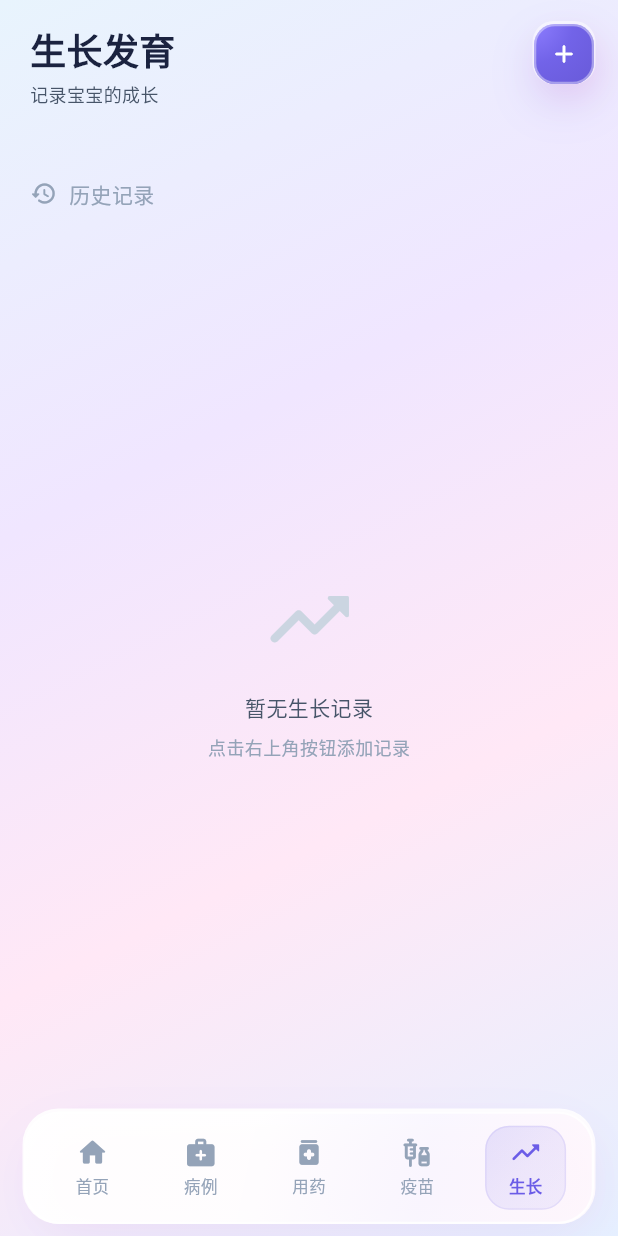
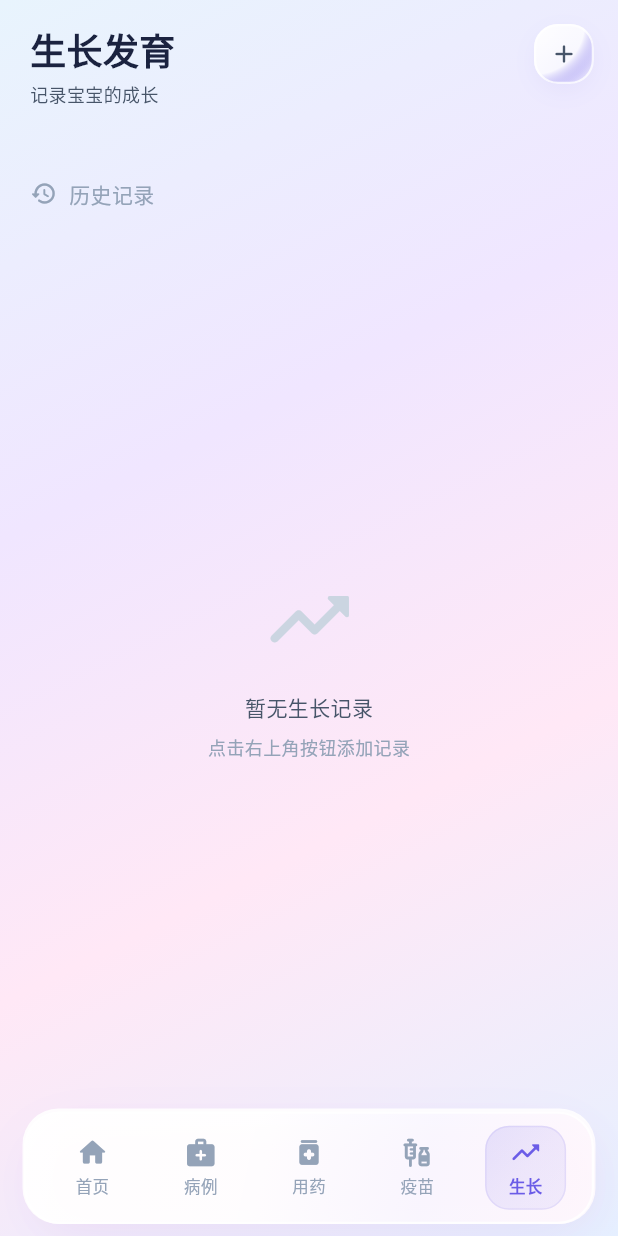
Before and after one commit to alenschina/baby_emr_lite, a Flutter app: the GrowthScreen screen opened by its route, on a phone screen of 412 x 824 dp. Run offline on Flutter 3.47's test engine with Material 3 defaults, Android fonts, the light colour scheme and no system bars; our stand-ins replace fl_chart, flutter_riverpod, flutter_secure_storage, freezed_annotation, go_router, hive_flutter and 1 more; missing offline and left inert: encrypt; accounts and stored records are empty; generated files the repository leaves out were written again; Roboto replaces fonts that are missing (SF Pro Display); statements that could not run were skipped.

Commit message:
统一右上角添加与筛选按钮为首页设置按钮样式

```diff
--- a/lib/presentation/widgets/adaptive_fab.dart
+++ b/lib/presentation/widgets/adaptive_fab.dart
@@ -1,15 +1,12 @@
 import 'package:flutter/material.dart';
 import '../../core/theme/app_theme.dart';
+import 'glass_card.dart';
 
-/// Liquid 风格浮动添加按钮
-///
-/// 参考首页设置按钮的玻璃拟态设计风格
-/// 采用径向渐变背景、多层柔和阴影和细腻边框，呈现流体感的视觉效果
-/// 定位在右上角，尺寸与页面标题字体大小（24px）协调
+/// 顶部右侧浮动操作按钮
+/// 与首页设置按钮保持完全一致的视觉样式与交互方式
 class AdaptiveFloatingActionButton extends StatelessWidget {
   final VoidCallback onPressed;
   final IconData icon;
-  final Color? gradientColor;
   final Color? iconColor;
   final String? tooltip;
   final double extraSpacing;
@@ -19,11 +16,10 @@ class AdaptiveFloatingActionButton extends StatelessWidget {
     super.key,
     required this.onPressed,
     this.icon = Icons.add_rounded,
-    this.gradientColor,
     this.iconColor,
     this.tooltip,
-    this.extraSpacing = 16.0, // FAB 与顶部边缘之间的间距
-    this.size = 40.0, // FAB 尺寸调整为 40px，与 24px 标题字体视觉协调
+    this.extraSpacing = 16.0,
+    this.size = 40.0,
   });
 
   @override
@@ -33,23 +29,13 @@ class AdaptiveFloatingActionButton extends StatelessWidget {
       right: 0,
       child: SafeArea(
         child: Padding(
-          padding: EdgeInsets.only(
-            top: extraSpacing,
-            right: extraSpacing,
-          ),
-          child: GestureDetector(
+          padding: EdgeInsets.only(top: extraSpacing, right: extraSpacing),
+          child: GlassIconContainer(
+            icon: icon,
+            size: size,
+            iconSize: 20,
+            iconColor: iconColor ?? AppTheme.textSecondary,
             onTap: onPressed,
-            behavior: HitTestBehavior.opaque,
-            child: Container(
-              width: size,
-              height: size,
-              decoration: AppTheme.liquidFabDecoration(gradientColor: gradientColor),
-              child: Icon(
-                icon,
-                color: iconColor ?? Colors.white,
-                size: 20, // 图标尺寸调整为 20px，与按钮尺寸协调
-              ),
-            ),
           ),
         ),
       ),
```
Also changed, not shown: lib/presentation/screens/medical_records_screen.dart (+8 -15 lines).
